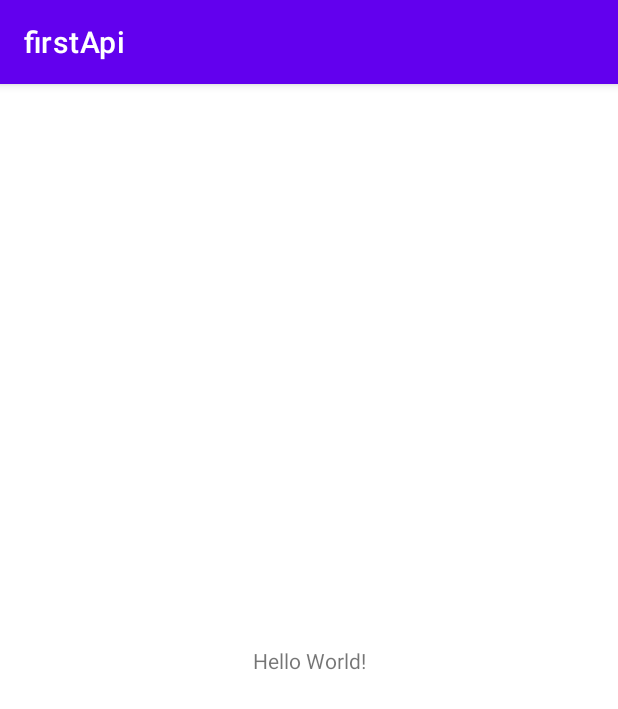
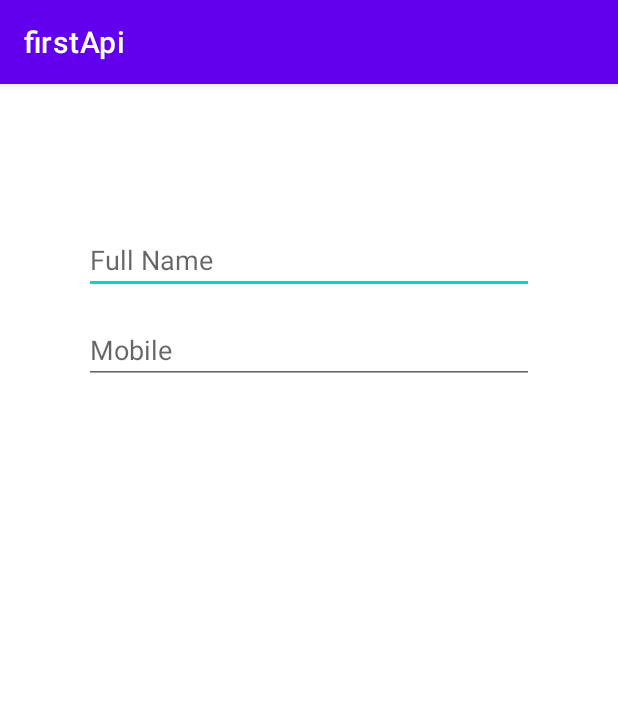
Before and after one commit to deshapriyakhatua/firstApi, an Android app: the screen it shows after launch (MainActivity), on a phone screen of 412 x 824 dp. Shown: the top 709 px of the screen. Run offline under Robolectric (Android 15) with nearby library versions, the phone set to English and light mode, and no system bars.

```diff
--- a/app/build.gradle
+++ b/app/build.gradle
@@ -1,5 +1,6 @@
 plugins {
     id 'com.android.application'
+    id 'com.google.gms.google-services'
 }
 
 android {
@@ -33,6 +34,7 @@ dependencies {
     implementation 'androidx.appcompat:appcompat:1.5.1'
     implementation 'com.google.android.material:material:1.7.0'
     implementation 'androidx.constraintlayout:constraintlayout:2.1.4'
+    implementation 'com.google.firebase:firebase-database:20.0.4'
     testImplementation 'junit:junit:4.13.2'
     androidTestImplementation 'androidx.test.ext:junit:1.1.3'
     androidTestImplementation 'androidx.test.espresso:espresso-core:3.4.0'
--- a/app/src/main/java/com/example/firstapi/MainActivity.java
+++ b/app/src/main/java/com/example/firstapi/MainActivity.java
@@ -11,6 +11,5 @@ public class MainActivity extends AppCompatActivity {
         super.onCreate(savedInstanceState);
         setContentView(R.layout.activity_main);
 
-
     }
 }
--- a/app/src/main/res/layout/activity_main.xml
+++ b/app/src/main/res/layout/activity_main.xml
@@ -6,13 +6,29 @@
     android:layout_height="match_parent"
     tools:context=".MainActivity">
 
-    <TextView
-        android:layout_width="wrap_content"
-        android:layout_height="wrap_content"
-        android:text="Hello World!"
-        app:layout_constraintBottom_toBottomOf="parent"
+    <EditText
+        android:id="@+id/editTextTextPersonName"
+        android:layout_width="300dp"
+        android:layout_height="40dp"
+        android:layout_marginTop="100dp"
+        android:ems="10"
+        android:hint="Full Name"
+        android:inputType="textPersonName"
         app:layout_constraintEnd_toEndOf="parent"
+        app:layout_constraintHorizontal_bias="0.5"
         app:layout_constraintStart_toStartOf="parent"
         app:layout_constraintTop_toTopOf="parent" />
 
+    <EditText
+        android:id="@+id/editTextTextPersonName2"
+        android:layout_width="300dp"
+        android:layout_height="40dp"
+        android:layout_marginTop="20dp"
+        android:ems="10"
+        android:hint="Mobile"
+        android:inputType="textPersonName"
+        app:layout_constraintEnd_toEndOf="parent"
+        app:layout_constraintHorizontal_bias="0.5"
+        app:layout_constraintStart_toStartOf="parent"
+        app:layout_constraintTop_toBottomOf="@+id/editTextTextPersonName" />
 </androidx.constraintlayout.widget.ConstraintLayout>
--- a/build.gradle
+++ b/build.gradle
@@ -1,4 +1,8 @@
-// Top-level build file where you can add configuration options common to all sub-projects/modules.
+buildscript {
+    dependencies {
+        classpath 'com.google.gms:google-services:4.3.10'
+    }
+}// Top-level build file where you can add configuration options common to all sub-projects/modules.
 plugins {
     id 'com.android.application' version '7.3.1' apply false
     id 'com.android.library' version '7.3.1' apply false
```
